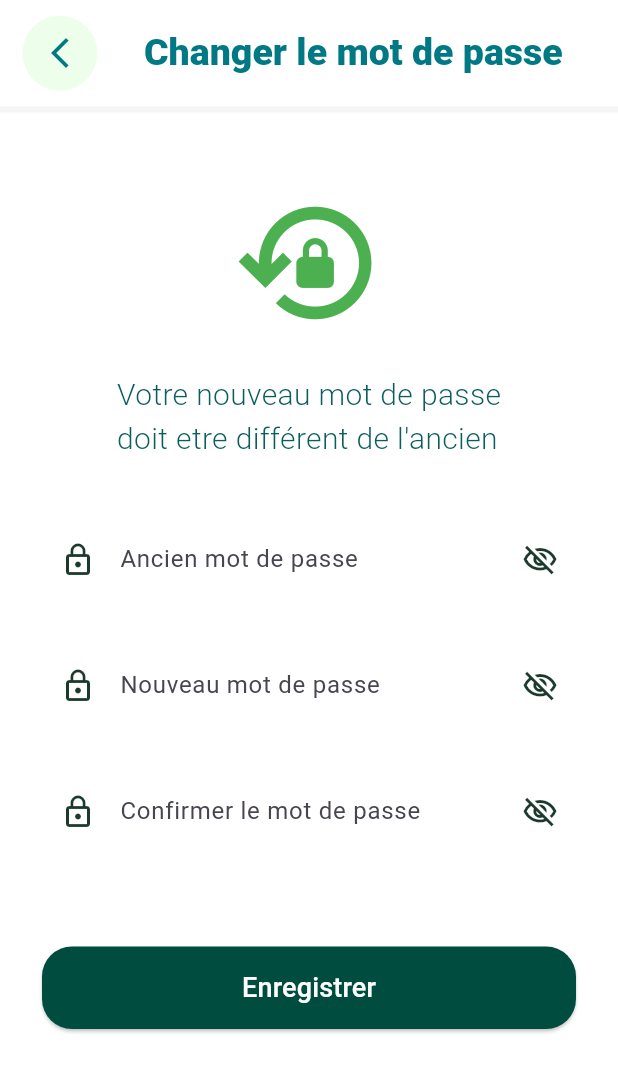
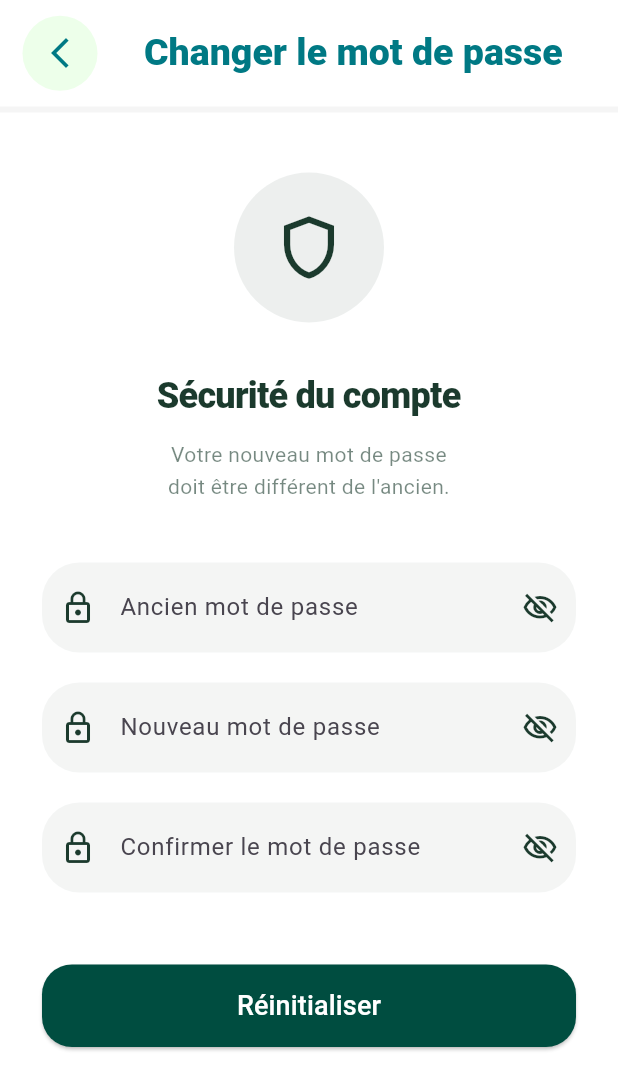
Before and after one commit to CapgePau-Uppa/DinoPet-Walker, a Flutter app: the ChangePasswordScreen screen opened directly, on a phone screen of 412 x 824 dp. Shown: the top 1090 px of the screen. Run offline on Flutter 3.47's test engine with Material 3 defaults, Android fonts, the phone set to English and light mode, and no system bars; our stand-ins replace app_links, cloud_firestore, connectivity_plus, delightful_toast, firebase_auth, firebase_core and 7 more; missing offline and left inert: flutter_web_auth_2, health; accounts and stored records are empty.

Commit message:
modify change_password_screen UI

```diff
--- a/lib/pages/change_password_screen.dart
+++ b/lib/pages/change_password_screen.dart
@@ -1,3 +1,5 @@
+import 'package:dinopet_walker/controllers/change_password_controller.dart';
+import 'package:dinopet_walker/widgets/common/toast.dart';
 import 'package:dinopet_walker/widgets/fields/password_field.dart';
 import 'package:flutter/material.dart';
 import 'package:dinopet_walker/widgets/common/my_appbar.dart';
@@ -11,10 +13,48 @@ class ChangePasswordScreen extends StatefulWidget {
 }
 
 class _ChangePasswordScreenState extends State<ChangePasswordScreen> {
+  final ChangePasswordController _controller = ChangePasswordController();
+  bool _loading = false;
+
   final TextEditingController oldPasswordController = TextEditingController();
   final TextEditingController newPasswordController = TextEditingController();
   final TextEditingController confirmPasswordController =
       TextEditingController();
+
+
+  void _submit() async {
+    FocusScope.of(context).unfocus();
+    setState(() => _loading = true);
+
+    final error = await _controller.changePassword(
+      oldPassword: oldPasswordController.text.trim(),
+      newPassword: newPasswordController.text.trim(),
+      confirmPassword: confirmPasswordController.text.trim(),
+    );
+
+    if (!mounted) return;
+
+    setState(() => _loading = false);
+
+    if (error != null) {
+      Toast.show(
+        context: context,
+        message: error,
+        icon: Icons.highlight_off,
+        color: const Color(0xFFC94A4A),
+      );
+      return;
+    }
+
+    Toast.show(
+      context: context,
+      message: "Mot de passe modifié avec succès",
+      icon: Icons.check_circle,
+      color: const Color(0xFF4CAF50),
+    );
+
+    Navigator.pop(context);
+  }
 
   @override
   void dispose() {
@@ -28,54 +68,84 @@ class _ChangePasswordScreenState extends State<ChangePasswordScreen> {
   Widget build(BuildContext context) {
     return Scaffold(
       backgroundColor: Colors.white,
-      resizeToAvoidBottomInset: false,
       appBar: Myappbar(title: "Changer le mot de passe", showBackButton: true),
       body: SafeArea(
         child: SingleChildScrollView(
           padding: const EdgeInsets.symmetric(horizontal: 28),
-          child: Padding(
-            padding: const EdgeInsets.only(top: 50),
           child: Column(
             children: [
-                const Icon(
-                  Icons.lock_reset_outlined,
-                  size: 100,
-                  color: Color(0xFF4CAF50),
+              const SizedBox(height: 40),
+
+              Container(
+                width: 100,
+                height: 100,
+                decoration: BoxDecoration(
+                  color: Color(0xFF1B3A2D).withValues(alpha: 0.08),
+                  shape: BoxShape.circle,
                 ),
-                const SizedBox(height: 24),
-
-                const Text(
-                  "Votre nouveau mot de passe\ndoit etre différent de l'ancien",
-                  style: TextStyle(
-                    fontSize: 20,
-                    fontWeight: FontWeight.w300,
-                    color: Color(0xFF0B5D5E),
+                child: const Icon(
+                  Icons.shield_outlined,
+                  size: 50,
+                  color: Color(0xFF1B3A2D),
                 ),
               ),
 
-                const SizedBox(height: 36),
+              const SizedBox(height: 32),
+
+              const Text(
+                "Sécurité du compte",
+                style: TextStyle(
+                  fontSize: 24,
+                  fontWeight: FontWeight.w900,
+                  color: Color(0xFF1B3A2D),
+                  letterSpacing: -0.5,
+                ),
+              ),
+
+              const SizedBox(height: 12),
+
+              Text(
+                "Votre nouveau mot de passe\ndoit être différent de l'ancien.",
+                textAlign: TextAlign.center,
+                style: TextStyle(
+                  fontSize: 14,
+                  height: 1.5,
+                  fontWeight: FontWeight.w400,
+                  color: Color(0xFF1B3A2D).withValues(alpha: 0.6),
+                ),
+              ),
+
+              const SizedBox(height: 40),
 
               PasswordField(
                 label: "Ancien mot de passe",
                 controller: oldPasswordController,
+                fillColor: Color(0xFF1B3A2D).withValues(alpha: 0.05),
               ),
-                const SizedBox(height: 24),
+              const SizedBox(height: 20),
 
               PasswordField(
                 label: "Nouveau mot de passe",
                 controller: newPasswordController,
+                fillColor: Color(0xFF1B3A2D).withValues(alpha: 0.05),
               ),
-                const SizedBox(height: 24),
+              const SizedBox(height: 20),
 
               PasswordField(
                 label: "Confirmer le mot de passe",
                 controller: confirmPasswordController,
+                fillColor: Color(0xFF1B3A2D).withValues(alpha: 0.05),
               ),
-                const SizedBox(height: 60),
 
-                PrimaryButton(label: "Enregistrer", onPressed: () {}),
+              const SizedBox(height: 48),
+
+              PrimaryButton(
+                label: "Réinitialiser",
+                onPressed: _loading ? () {} : _submit,
+                isLoading: _loading,
+              ),
+              const SizedBox(height: 20),
             ],
-            ),
           ),
         ),
       ),
```
Lines whose indentation alone changed are shown as unchanged.
